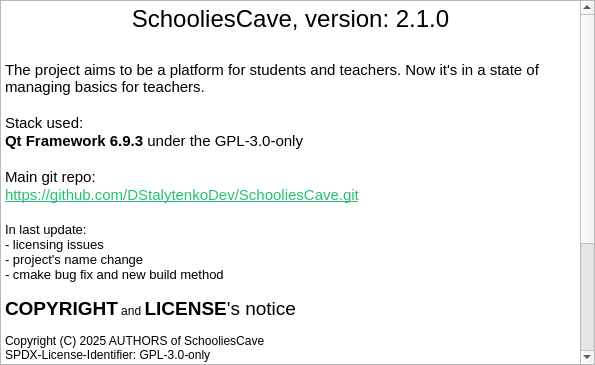
Qt form src/Menu/AboutDialog.ui (DStalytenkoDev/SchoolCRM) before a commit.
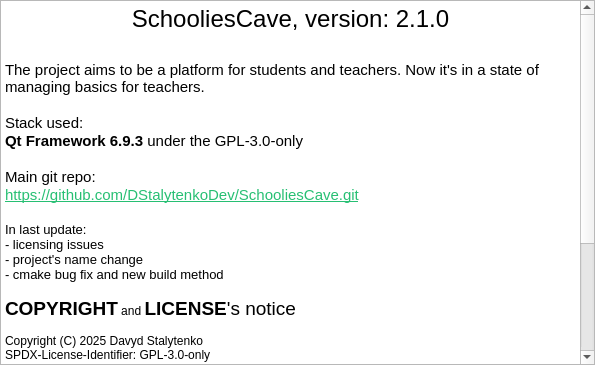
The same form after that commit.

Commit message: fix and update readme, fix copyright

The edit to the form file:
```diff
--- a/src/Menu/AboutDialog.ui
+++ b/src/Menu/AboutDialog.ui
@@ -68,7 +68,7 @@
 &lt;p style=&quot;-qt-paragraph-type:empty; margin-top:0px; margin-bottom:0px; margin-left:0px; margin-right:0px; -qt-block-indent:0; text-indent:0px; font-family:'Segoe UI'; font-size:10pt;&quot;&gt;&lt;br /&gt;&lt;/p&gt;
 &lt;p style=&quot; margin-top:0px; margin-bottom:0px; margin-left:0px; margin-right:0px; -qt-block-indent:0; text-indent:0px;&quot;&gt;&lt;span style=&quot; font-size:14pt; font-weight:700;&quot;&gt;COPYRIGHT&lt;/span&gt; and &lt;span style=&quot; font-size:14pt; font-weight:700;&quot;&gt;LICENSE&lt;/span&gt;&lt;span style=&quot; font-size:14pt;&quot;&gt;'s notice&lt;/span&gt;&lt;/p&gt;
 &lt;p style=&quot;-qt-paragraph-type:empty; margin-top:0px; margin-bottom:0px; margin-left:0px; margin-right:0px; -qt-block-indent:0; text-indent:0px;&quot;&gt;&lt;br /&gt;&lt;/p&gt;
-&lt;p style=&quot; margin-top:0px; margin-bottom:0px; margin-left:0px; margin-right:0px; -qt-block-indent:0; text-indent:0px;&quot;&gt;Copyright (C) 2025 AUTHORS of SchooliesCave&lt;/p&gt;
+&lt;p style=&quot; margin-top:0px; margin-bottom:0px; margin-left:0px; margin-right:0px; -qt-block-indent:0; text-indent:0px;&quot;&gt;Copyright (C) 2025 Davyd Stalytenko&lt;/p&gt;
 &lt;p style=&quot; margin-top:0px; margin-bottom:0px; margin-left:0px; margin-right:0px; -qt-block-indent:0; text-indent:0px;&quot;&gt;SPDX-License-Identifier: GPL-3.0-only&lt;/p&gt;
 &lt;p style=&quot;-qt-paragraph-type:empty; margin-top:0px; margin-bottom:0px; margin-left:0px; margin-right:0px; -qt-block-indent:0; text-indent:0px;&quot;&gt;&lt;br /&gt;&lt;/p&gt;
 &lt;p style=&quot; margin-top:0px; margin-bottom:0px; margin-left:0px; margin-right:0px; -qt-block-indent:0; text-indent:0px;&quot;&gt;SchooliesCave is free software: you can redistribute it and/or modify it under the terms&lt;/p&gt;
```
The commit also changes 125 other files.
